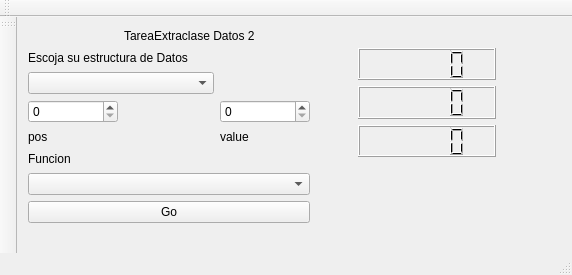
Qt form PracticaInterfaz/mainwindow.ui (BerthaBrenes/EstructurasDeDatos) before a commit.
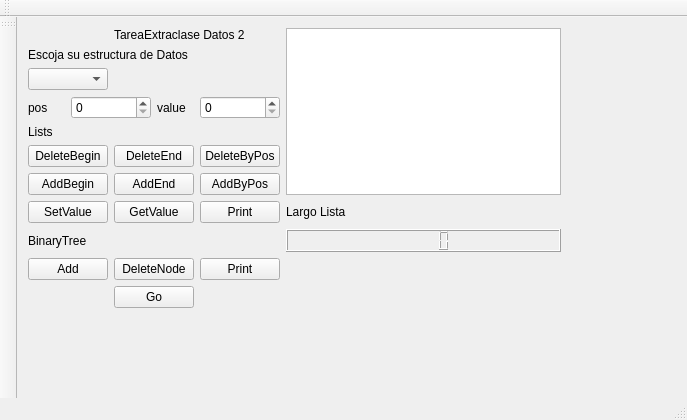
The same form after that commit.

Commit message: [listas listo]

Patch:
```diff
--- a/PracticaInterfaz/mainwindow.ui
+++ b/PracticaInterfaz/mainwindow.ui
@@ -6,8 +6,8 @@
    <rect>
     <x>0</x>
     <y>0</y>
-    <width>572</width>
-    <height>275</height>
+    <width>687</width>
+    <height>420</height>
    </rect>
   </property>
   <property name="windowTitle">
@@ -17,91 +17,290 @@
    <bool>false</bool>
   </property>
   <widget class="QWidget" name="centralWidget">
-   <widget class="QWidget" name="verticalLayoutWidget">
-    <property name="geometry">
-     <rect>
-      <x>330</x>
-      <y>20</y>
-      <width>160</width>
-      <height>131</height>
-     </rect>
-    </property>
-    <layout class="QVBoxLayout" name="verticalLayout">
-     <item>
-      <widget class="QLCDNumber" name="lcdNumber"/>
-     </item>
-     <item>
-      <widget class="QLCDNumber" name="lcdNumber_2"/>
-     </item>
-     <item>
-      <widget class="QLCDNumber" name="lcdNumber_3"/>
-     </item>
-    </layout>
-   </widget>
-   <widget class="QWidget" name="">
+   <widget class="QWidget" name="layoutWidget">
     <property name="geometry">
      <rect>
       <x>0</x>
       <y>0</y>
-      <width>304</width>
-      <height>217</height>
+      <width>555</width>
+      <height>302</height>
      </rect>
     </property>
+    <property name="autoFillBackground">
+     <bool>false</bool>
+    </property>
     <layout class="QGridLayout" name="gridLayout">
-     <item row="4" column="2" alignment="Qt::AlignLeft">
-      <widget class="QLabel" name="label_4">
+     <item row="3" column="1" colspan="2">
+      <widget class="QSpinBox" name="Posicion">
+       <property name="autoFillBackground">
+        <bool>false</bool>
+       </property>
+      </widget>
+     </item>
+     <item row="0" column="2" colspan="3">
+      <widget class="QLabel" name="label">
+       <property name="autoFillBackground">
+        <bool>false</bool>
+       </property>
        <property name="text">
-        <string>value</string>
+        <string>TareaExtraclase Datos 2</string>
+       </property>
+      </widget>
+     </item>
+     <item row="0" column="6" rowspan="7">
+      <widget class="QGraphicsView" name="lienzo">
+       <property name="autoFillBackground">
+        <bool>false</bool>
+       </property>
+      </widget>
+     </item>
+     <item row="1" column="0" colspan="4">
+      <widget class="QLabel" name="label_2">
+       <property name="autoFillBackground">
+        <bool>false</bool>
+       </property>
+       <property name="text">
+        <string>Escoja su estructura de Datos</string>
        </property>
       </widget>
      </item>
      <item row="2" column="0" colspan="2">
-      <widget class="QComboBox" name="comboBox"/>
+      <widget class="QComboBox" name="Estructura">
+       <property name="autoFillBackground">
+        <bool>false</bool>
+       </property>
+      </widget>
      </item>
-     <item row="4" column="0">
+     <item row="3" column="0">
       <widget class="QLabel" name="label_3">
+       <property name="autoFillBackground">
+        <bool>false</bool>
+       </property>
        <property name="text">
         <string>pos</string>
        </property>
       </widget>
      </item>
-     <item row="5" column="0">
+     <item row="4" column="0" colspan="2">
       <widget class="QLabel" name="label_5">
+       <property name="autoFillBackground">
+        <bool>false</bool>
+       </property>
        <property name="text">
-        <string>Funcion</string>
+        <string>Lists</string>
        </property>
       </widget>
      </item>
-     <item row="7" column="0" colspan="3">
+     <item row="5" column="0" colspan="2">
+      <widget class="QPushButton" name="DeleteB">
+       <property name="autoFillBackground">
+        <bool>false</bool>
+       </property>
+       <property name="text">
+        <string>DeleteBegin</string>
+       </property>
+       <property name="checkable">
+        <bool>false</bool>
+       </property>
+      </widget>
+     </item>
+     <item row="5" column="2" colspan="2">
+      <widget class="QPushButton" name="DeleteE">
+       <property name="autoFillBackground">
+        <bool>false</bool>
+       </property>
+       <property name="text">
+        <string>DeleteEnd</string>
+       </property>
+       <property name="checkable">
+        <bool>false</bool>
+       </property>
+      </widget>
+     </item>
+     <item row="5" column="4">
+      <widget class="QPushButton" name="DeleteP">
+       <property name="autoFillBackground">
+        <bool>false</bool>
+       </property>
+       <property name="text">
+        <string>DeleteByPos</string>
+       </property>
+       <property name="checkable">
+        <bool>false</bool>
+       </property>
+      </widget>
+     </item>
+     <item row="6" column="0" colspan="2">
+      <widget class="QPushButton" name="AddB">
+       <property name="autoFillBackground">
+        <bool>false</bool>
+       </property>
+       <property name="text">
+        <string>AddBegin</string>
+       </property>
+       <property name="checkable">
+        <bool>false</bool>
+       </property>
+      </widget>
+     </item>
+     <item row="6" column="2" colspan="2">
+      <widget class="QPushButton" name="AddE">
+       <property name="autoFillBackground">
+        <bool>false</bool>
+       </property>
+       <property name="text">
+        <string>AddEnd</string>
+       </property>
+       <property name="checkable">
+        <bool>false</bool>
+       </property>
+      </widget>
+     </item>
+     <item row="6" column="4">
+      <widget class="QPushButton" name="AddP">
+       <property name="autoFillBackground">
+        <bool>false</bool>
+       </property>
+       <property name="text">
+        <string>AddByPos</string>
+       </property>
+       <property name="checkable">
+        <bool>false</bool>
+       </property>
+      </widget>
+     </item>
+     <item row="7" column="0" colspan="2">
+      <widget class="QPushButton" name="SetV">
+       <property name="autoFillBackground">
+        <bool>false</bool>
+       </property>
+       <property name="text">
+        <string>SetValue</string>
+       </property>
+       <property name="checkable">
+        <bool>false</bool>
+       </property>
+      </widget>
+     </item>
+     <item row="7" column="2" colspan="2">
+      <widget class="QPushButton" name="GetV">
+       <property name="autoFillBackground">
+        <bool>false</bool>
+       </property>
+       <property name="text">
+        <string>GetValue</string>
+       </property>
+       <property name="checkable">
+        <bool>false</bool>
+       </property>
+      </widget>
+     </item>
+     <item row="7" column="4">
+      <widget class="QPushButton" name="PrintL">
+       <property name="autoFillBackground">
+        <bool>false</bool>
+       </property>
+       <property name="text">
+        <string>Print</string>
+       </property>
+       <property name="checkable">
+        <bool>false</bool>
+       </property>
+      </widget>
+     </item>
+     <item row="8" column="0" colspan="2">
+      <widget class="QLabel" name="label_6">
+       <property name="autoFillBackground">
+        <bool>false</bool>
+       </property>
+       <property name="text">
+        <string>BinaryTree</string>
+       </property>
+      </widget>
+     </item>
+     <item row="9" column="0" colspan="2">
+      <widget class="QPushButton" name="AddT">
+       <property name="autoFillBackground">
+        <bool>false</bool>
+       </property>
+       <property name="text">
+        <string>Add</string>
+       </property>
+       <property name="checkable">
+        <bool>false</bool>
+       </property>
+      </widget>
+     </item>
+     <item row="9" column="2" colspan="2">
+      <widget class="QPushButton" name="DeleteT">
+       <property name="autoFillBackground">
+        <bool>false</bool>
+       </property>
+       <property name="text">
+        <string>DeleteNode</string>
+       </property>
+       <property name="checkable">
+        <bool>false</bool>
+       </property>
+      </widget>
+     </item>
+     <item row="3" column="4">
+      <widget class="QSpinBox" name="valor">
+       <property name="autoFillBackground">
+        <bool>false</bool>
+       </property>
+      </widget>
+     </item>
+     <item row="9" column="4">
+      <widget class="QPushButton" name="PrintT">
+       <property name="autoFillBackground">
+        <bool>false</bool>
+       </property>
+       <property name="text">
+        <string>Print</string>
+       </property>
+       <property name="checkable">
+        <bool>false</bool>
+       </property>
+      </widget>
+     </item>
+     <item row="10" column="2" colspan="2">
       <widget class="QPushButton" name="pushButton">
+       <property name="autoFillBackground">
+        <bool>false</bool>
+       </property>
        <property name="text">
         <string>Go</string>
        </property>
+       <property name="checkable">
+        <bool>false</bool>
+       </property>
       </widget>
      </item>
-     <item row="0" column="1" colspan="2">
-      <widget class="QLabel" name="label">
+     <item row="3" column="3">
+      <widget class="QLabel" name="label_4">
+       <property name="autoFillBackground">
+        <bool>false</bool>
+       </property>
        <property name="text">
-        <string>TareaExtraclase Datos 2</string>
+        <string>value</string>
        </property>
       </widget>
      </item>
-     <item row="6" column="0" colspan="3">
-      <widget class="QComboBox" name="comboBox_2"/>
+     <item row="8" column="6">
+      <widget class="QLCDNumber" name="lcdNumber">
+       <property name="autoFillBackground">
+        <bool>false</bool>
+       </property>
+      </widget>
      </item>
-     <item row="1" column="0" colspan="3">
-      <widget class="QLabel" name="label_2">
+     <item row="7" column="6">
+      <widget class="QLabel" name="label_7">
        <property name="text">
-        <string>Escoja su estructura de Datos</string>
+        <string>Largo Lista</string>
        </property>
       </widget>
      </item>
-     <item row="3" column="0">
-      <widget class="QSpinBox" name="spinBox"/>
-     </item>
-     <item row="3" column="2">
-      <widget class="QSpinBox" name="spinBox_2"/>
-     </item>
     </layout>
    </widget>
   </widget>
```
Left out of the diff: 21 changed lines with no effect on the pictures. The commit also changes 24 other files.
